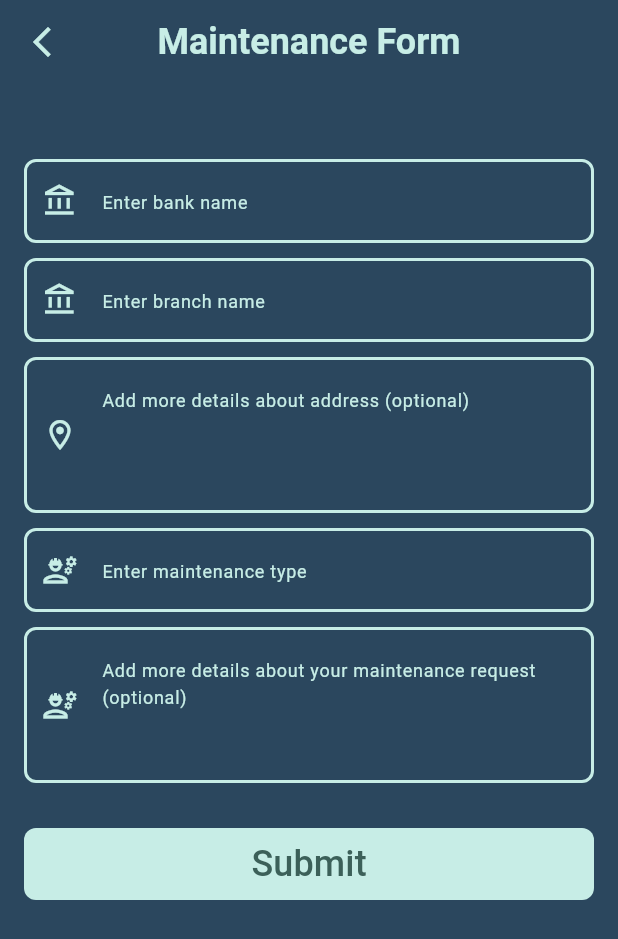
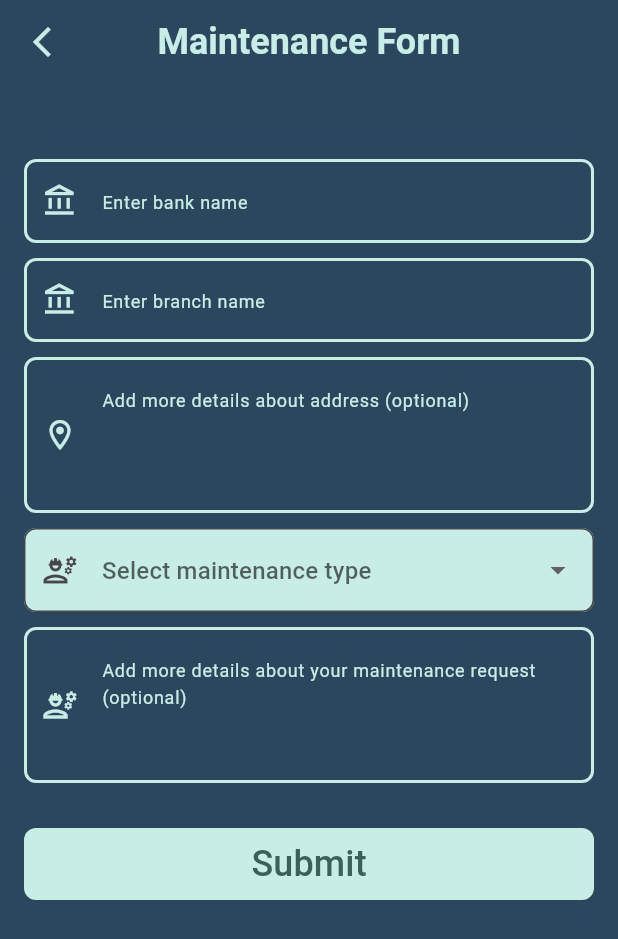
Before and after one commit to Peter-Awod/Facility-Management, a Flutter app: the MaintenanceForm screen opened directly, on a phone screen of 412 x 824 dp. Shown: the top 939 px of the screen. Run offline on Flutter 3.47's test engine with Material 3 defaults, Android fonts, the phone set to English and light mode, and no system bars; our stand-ins replace bloc, cloud_firestore, conditional_builder_null_safety, firebase_auth, firebase_core, flutter_bloc and 2 more; accounts and stored records are empty.

Commit message:
Finished maintenance form

```diff
--- a/lib/widgets/maintenance_form.dart
+++ b/lib/widgets/maintenance_form.dart
@@ -30,6 +30,21 @@ class _MaintenanceFormState extends State<MaintenanceForm> {
   var maintenanceDetailsController = TextEditingController();
 
   String? bankName, branchName, maintenanceType;
+
+  // Dropdown value for maintenance type
+  String? selectedMaintenanceType;
+
+  // Predefined list of maintenance types
+  final List<String> maintenanceTypes = [
+    'Electrical',
+    'Plumbing',
+    'Air Conditioning',
+    'Cleaning',
+    'Painting',
+    'Carpentry',
+    'Appliance Repair',
+    'Other',
+  ];
 
   @override
   Widget build(BuildContext context) {
@@ -130,14 +145,38 @@ class _MaintenanceFormState extends State<MaintenanceForm> {
                       const SizedBox(height: 10),
 
                       // maintenance
-                      CustomTextFormField(
-                        textEditingController: maintenanceTypeController,
-                        hintText: 'Enter maintenance type',
-                        prefixIcon: const Icon(Icons.engineering_outlined),
-                        keyboardType: TextInputType.text,
-                        onSaved: (value) {
-                          maintenanceType = value!;
+                      DropdownButtonFormField<String>(
+
+                        dropdownColor: kSecondaryColor,
+                        initialValue: selectedMaintenanceType,
+                        decoration: InputDecoration(
+                          filled: true,
+                          fillColor: kSecondaryColor,
+                          hintText: 'Select maintenance type',
+                          prefixIcon: const Icon(Icons.engineering_outlined),
+                          border: OutlineInputBorder(
+                            borderRadius: BorderRadius.circular(8),
+                            borderSide: const BorderSide(
+                              width: 2,
+                              color: kSecondaryColor,
+                            ),
+                          ),
+                        ),
+
+                        items: maintenanceTypes.map((type) {
+                          return DropdownMenuItem<String>(
+                            value: type,
+                            child: Text(type, style: TextStyle()),
+                          );
+                        }).toList(),
+                        onChanged: (value) {
+                          setState(() {
+                            selectedMaintenanceType = value;
+                          });
                         },
+                        validator: (value) => value == null
+                            ? 'Please select a maintenance type'
+                            : null,
                       ),
                       const SizedBox(height: 10),
 
@@ -179,7 +218,8 @@ class _MaintenanceFormState extends State<MaintenanceForm> {
                               phone: BlocProvider.of<UserInfoCubit>(
                                 context,
                               ).userModel!.phone,
-                              maintenanceType: maintenanceTypeController.text,
+                              maintenanceType:
+                                  selectedMaintenanceType ?? 'Other',
 
                               addressDetails: addressDetailsController.text,
                               maintenanceDetails:
```
